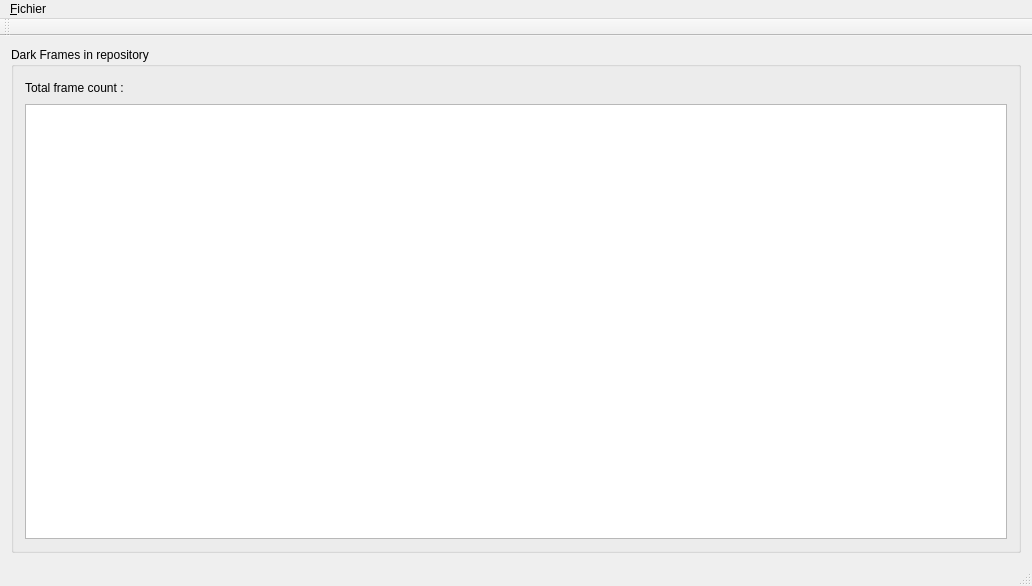
Qt form src/gui/forms/mainWindow.ui (deufrai/astrawdark-src) before a commit.
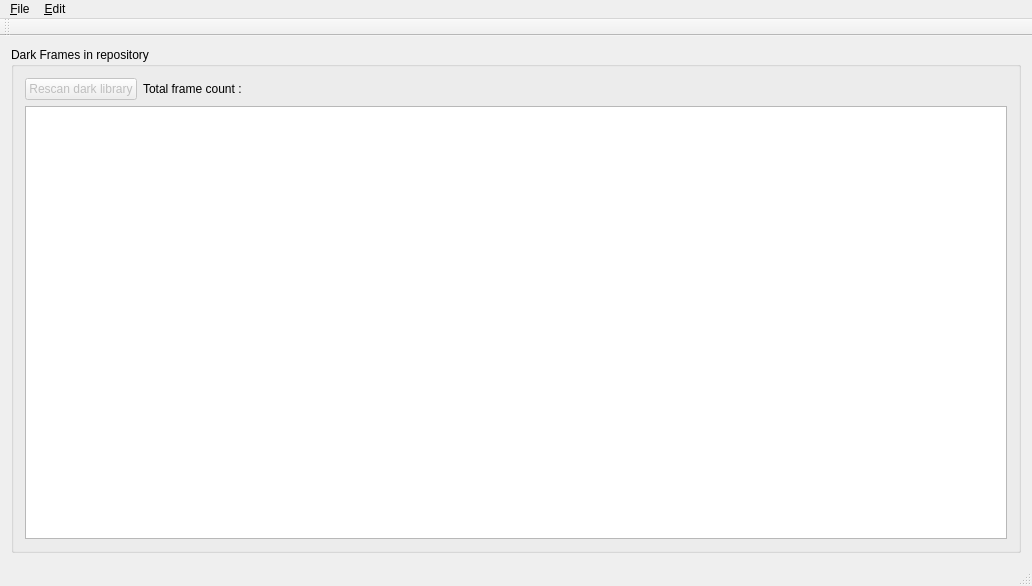
The same form after that commit.

Commit message: ARD-3: dark library now uses multiple folders

```diff
--- a/src/gui/forms/mainWindow.ui
+++ b/src/gui/forms/mainWindow.ui
@@ -25,6 +25,16 @@
         <layout class="QVBoxLayout" name="verticalLayout">
          <item>
           <layout class="QHBoxLayout" name="horizontalLayout">
+           <item>
+            <widget class="QPushButton" name="btnRescanDarks">
+             <property name="enabled">
+              <bool>false</bool>
+             </property>
+             <property name="text">
+              <string>Rescan dark library</string>
+             </property>
+            </widget>
+           </item>
            <item>
             <widget class="QLabel" name="lblDarkCount">
              <property name="text">
@@ -75,12 +85,19 @@
    </property>
    <widget class="QMenu" name="menu_Fichier">
     <property name="title">
-     <string>&amp;Fichier</string>
+     <string>&amp;File</string>
     </property>
     <addaction name="actionSelectDarkFramesFolder"/>
     <addaction name="actionQuit"/>
    </widget>
+   <widget class="QMenu" name="menu_Edit">
+    <property name="title">
+     <string>&amp;Edit</string>
+    </property>
+    <addaction name="actionPrefs"/>
+   </widget>
    <addaction name="menu_Fichier"/>
+   <addaction name="menu_Edit"/>
   </widget>
   <widget class="QToolBar" name="mainToolBar">
    <attribute name="toolBarArea">
```
Left out of the diff: 8 changed lines with no effect on the pictures. The commit also changes 11 other files.
